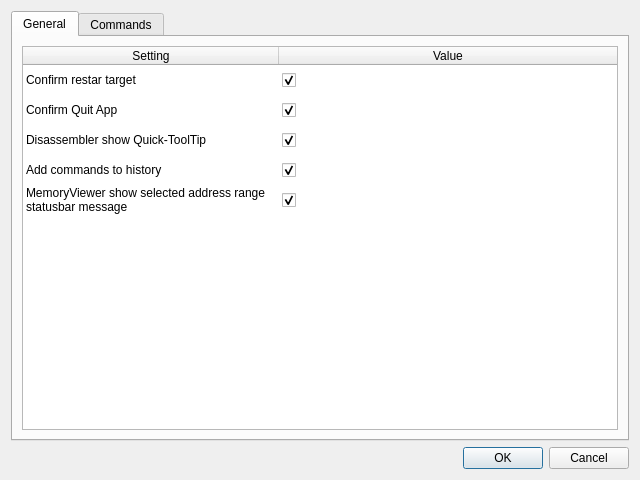
Above: resources/designer/settingsDialog.ui from jetedonner/pyLLDBGUI before the change. Below: the same form after it.
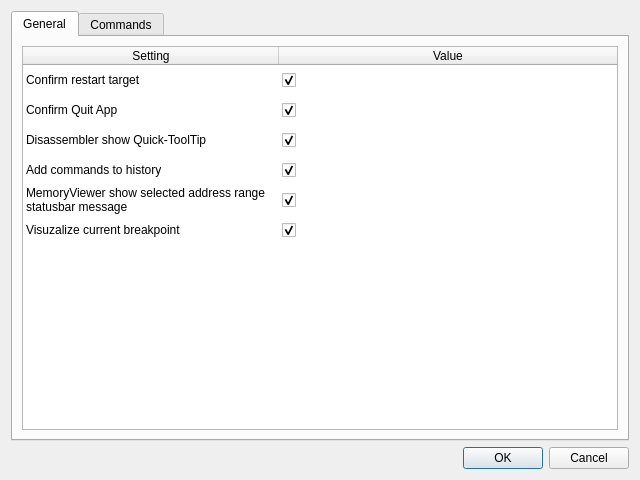
That is the form after the change.

Commit message: Breakpoint Dlg, amendment Settings, Add img, ASM View scrollToRow, dbgWorker setPC

The edit to the form file:
```diff
--- a/resources/designer/settingsDialog.ui
+++ b/resources/designer/settingsDialog.ui
@@ -66,6 +66,11 @@
            <string>MemoryViewer show selected address range statusbar message</string>
           </property>
          </row>
+         <row>
+          <property name="text">
+           <string>VisualizeCurrentBP</string>
+          </property>
+         </row>
          <column>
           <property name="text">
            <string>Setting</string>
@@ -78,7 +83,7 @@
          </column>
          <item row="0" column="0">
           <property name="text">
-           <string>Confirm restar target</string>
+           <string>Confirm restart target</string>
           </property>
          </item>
          <item row="0" column="1">
@@ -144,6 +149,16 @@
            <enum>Checked</enum>
           </property>
          </item>
+         <item row="5" column="0">
+          <property name="text">
+           <string>Visuzalize current breakpoint</string>
+          </property>
+         </item>
+         <item row="5" column="1">
+          <property name="checkState">
+           <enum>Checked</enum>
+          </property>
+         </item>
         </widget>
        </item>
       </layout>
```
The commit also changes 10 other files.
